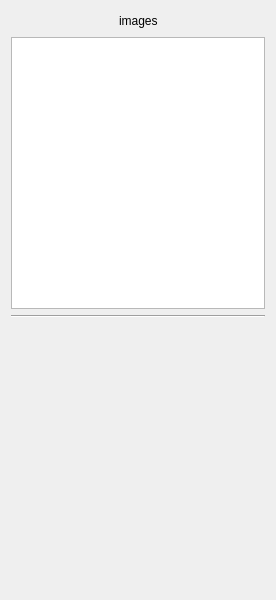
Old version of the form schnapps/plugins/image/image.ui in the repository cgogn/SCHNApps.
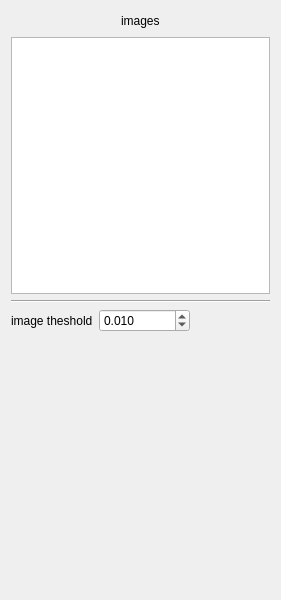
New version of the form.

Commit message: plugin image : the threshold can now be specified.

Diff of the .ui file:
```diff
--- a/schnapps/plugins/image/image.ui
+++ b/schnapps/plugins/image/image.ui
@@ -7,7 +7,7 @@
    <rect>
     <x>0</x>
     <y>0</y>
-    <width>276</width>
+    <width>281</width>
     <height>600</height>
    </rect>
   </property>
@@ -62,6 +62,46 @@
      </property>
     </widget>
    </item>
+   <item>
+    <layout class="QHBoxLayout" name="horizontalLayout_2">
+     <item>
+      <widget class="QLabel" name="label_2">
+       <property name="text">
+        <string>image theshold</string>
+       </property>
+      </widget>
+     </item>
+     <item>
+      <widget class="QDoubleSpinBox" name="threshold_spinbox">
+       <property name="decimals">
+        <number>3</number>
+       </property>
+       <property name="maximum">
+        <double>100000000.000000000000000</double>
+       </property>
+       <property name="singleStep">
+        <double>0.010000000000000</double>
+       </property>
+       <property name="value">
+        <double>0.010000000000000</double>
+       </property>
+      </widget>
+     </item>
+     <item>
+      <spacer name="horizontalSpacer_3">
+       <property name="orientation">
+        <enum>Qt::Horizontal</enum>
+       </property>
+       <property name="sizeHint" stdset="0">
+        <size>
+         <width>40</width>
+         <height>20</height>
+        </size>
+       </property>
+      </spacer>
+     </item>
+    </layout>
+   </item>
    <item>
     <spacer name="verticalSpacer">
      <property name="orientation">
```
The commit also changes 5 other files.
